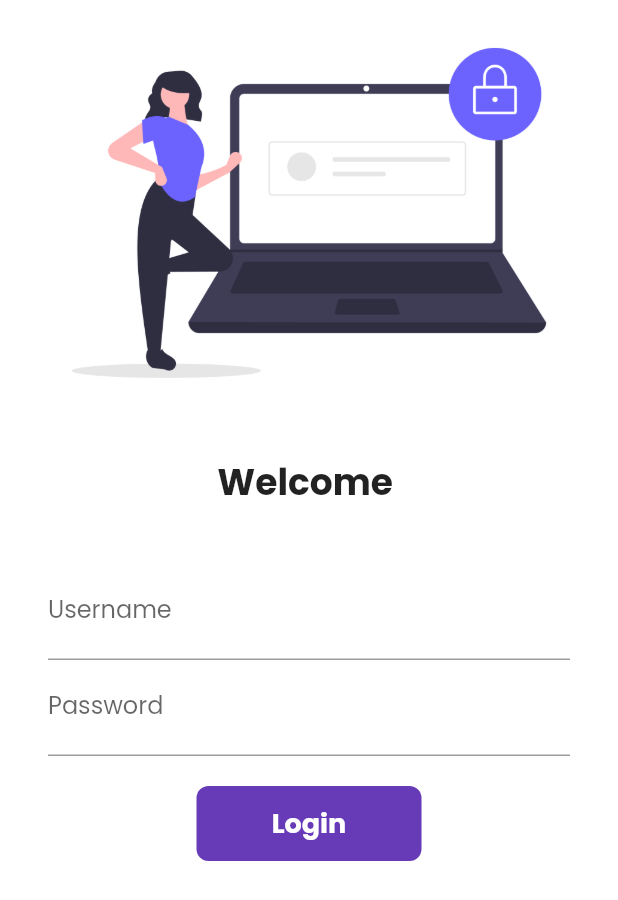
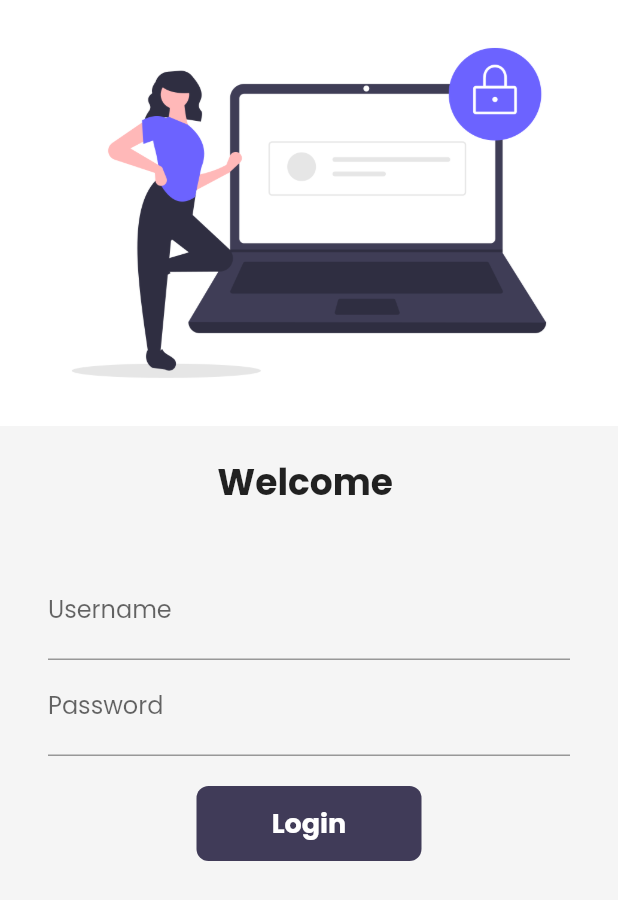
Before and after one commit to Satyam84624/Flutter1_App, a Flutter app: the LoginPage screen opened by its route, on a phone screen of 412 x 824 dp. Shown: the top 900 px of the screen. Run offline on Flutter 3.47's test engine with Material 2 defaults, Android fonts, the phone set to English and light mode, and no system bars; our stand-ins replace google_fonts, velocity_x; network calls fail.

Commit message:
day 13 completed

```diff
--- a/lib/pages/login_page.dart
+++ b/lib/pages/login_page.dart
@@ -1,5 +1,6 @@
 import 'package:flutter/material.dart';
 import 'package:flutter_application_1/utils/routes.dart';
+import "package:velocity_x/velocity_x.dart";
 
 class LoginPage extends StatefulWidget {
   const LoginPage({Key? key}) : super(key: key);
@@ -29,7 +30,7 @@ class _LoginPageState extends State<LoginPage> {
   @override
   Widget build(BuildContext context) {
     return Material(
-      color: Colors.white,
+      color: context.canvasColor,
       child: SingleChildScrollView(
         child: Form(
           key: _formKey,
@@ -90,7 +91,7 @@ class _LoginPageState extends State<LoginPage> {
                       feel inkwell mein aata hai */
 
                     Material(
-                      color: Colors.deepPurple,
+                      color: context.theme.buttonColor,
                       borderRadius:
                           BorderRadius.circular(changeButton ? 50 : 8),
                       child: InkWell(
--- a/lib/widgets/home_widgets/catalog_header.dart
+++ b/lib/widgets/home_widgets/catalog_header.dart
@@ -1,5 +1,4 @@
 import 'package:flutter/material.dart';
-import 'package:flutter_application_1/widgets/themes.dart';
 import "package:velocity_x/velocity_x.dart";
 
 class CatalogHeader extends StatelessWidget {
@@ -10,7 +9,7 @@ class CatalogHeader extends StatelessWidget {
     return Column(
       crossAxisAlignment: CrossAxisAlignment.start,
       children: [
-        "CatalogApp".text.xl5.bold.color(MyThemes.darklBluishColor).make(),
+        "CatalogApp".text.xl5.bold.color(context.theme.accentColor).make(),
         "Trending Products".text.xl2.make()
       ],
     );
--- a/lib/widgets/home_widgets/catalog_image.dart
+++ b/lib/widgets/home_widgets/catalog_image.dart
@@ -1,5 +1,4 @@
 import 'package:flutter/material.dart';
-import 'package:flutter_application_1/widgets/themes.dart';
 import "package:velocity_x/velocity_x.dart";
 
 class CatalogImage extends StatelessWidget {
@@ -11,6 +10,6 @@ class CatalogImage extends StatelessWidget {
   Widget build(BuildContext context) {
     return Image.network(
       image as String,
-    ).box.rounded.p8.color(MyThemes.creamColor).make().p16().w40(context);
+    ).box.rounded.p8.color(context.canvasColor).make().p16().w40(context);
   }
 }
--- a/lib/widgets/themes.dart
+++ b/lib/widgets/themes.dart
@@ -1,10 +1,15 @@
 import 'package:flutter/material.dart';
 import 'package:google_fonts/google_fonts.dart';
+import 'package:velocity_x/velocity_x.dart';
 
 class MyThemes {
   static ThemeData lightTheme(BuildContext context) => ThemeData(
       primarySwatch: Colors.deepPurple,
       fontFamily: GoogleFonts.poppins().fontFamily,
+      cardColor: Colors.white,
+    canvasColor: creamColor,
+    buttonColor: darklBluishColor,
+    accentColor: darkCreamColor,
       appBarTheme: AppBarTheme(
           color: Colors.white,
           elevation: 0.0,
@@ -12,8 +17,20 @@ class MyThemes {
           textTheme: Theme.of(context).textTheme));
   static ThemeData darkThemes(BuildContext context) => ThemeData(
         brightness: Brightness.dark,
+        fontFamily: GoogleFonts.poppins().fontFamily,
+        cardColor: Colors.black,
+    canvasColor: darkCreamColor,
+    buttonColor: lightlBluishColor,
+    accentColor: Colors.white,
+      appBarTheme: AppBarTheme(
+          color: Colors.black,
+          elevation: 0.0,
+          iconTheme: IconThemeData(color: Colors.white),
+          textTheme: Theme.of(context).textTheme)
       );
 
   static Color creamColor = Color(0xfff5f5f5);
+  static Color darkCreamColor = Vx.gray900;
   static Color darklBluishColor = Color(0xff403b58);
+  static Color lightlBluishColor = Vx.indigo500;
 }
```
Also changed, not shown: lib/pages/home_detail_page.dart (+4 -4 lines), lib/pages/home_page.dart (+3 -4 lines), lib/widgets/home_widgets/ctalog_list.dart (+3 -4 lines).
